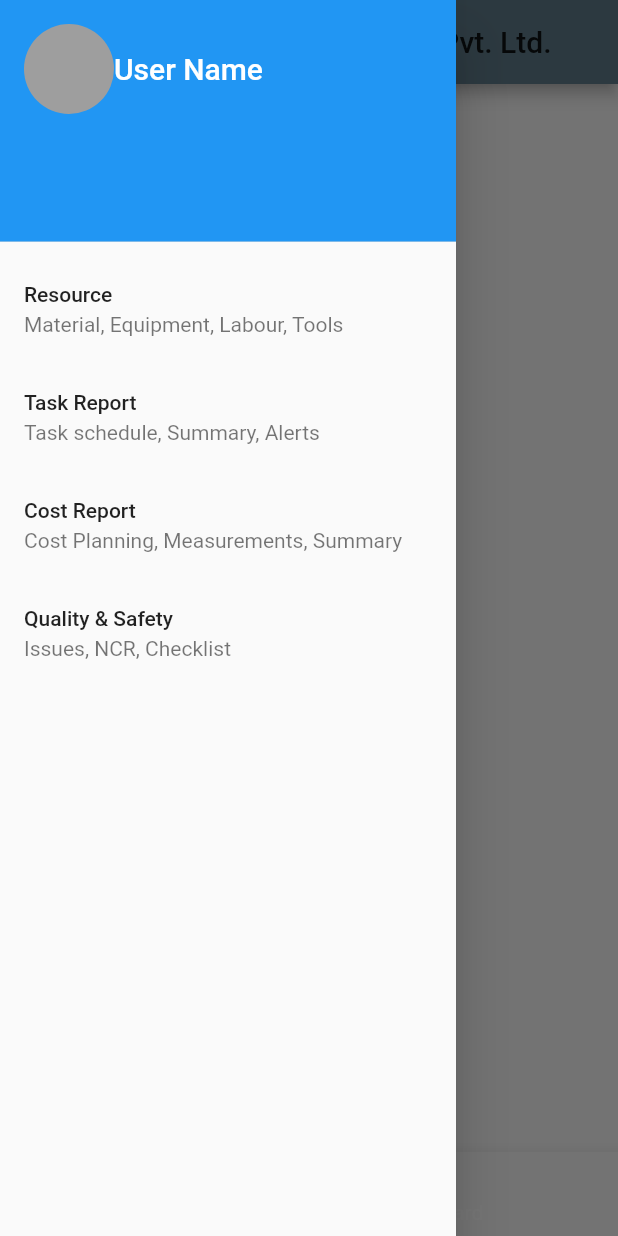
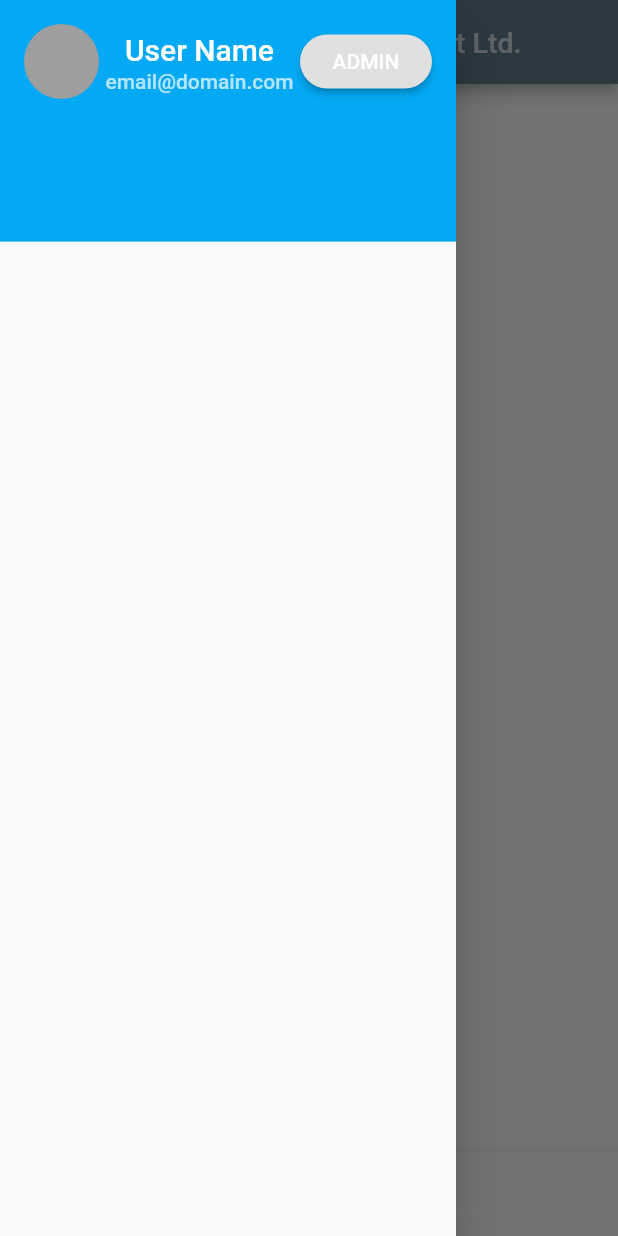
Before and after one commit to viveky259259/SuperWise, a Flutter app: the screen it shows after launch, item 2 of the bottom bar chosen, with the side drawer open, on a phone screen of 412 x 824 dp. Run offline on Flutter 3.47's test engine with Material 2 defaults, Android fonts, the phone set to English and light mode, and no system bars.

Commit message:
first commit

```diff
--- a/lib/Dashboard.dart
+++ b/lib/Dashboard.dart
@@ -1,4 +1,3 @@
-//import 'package:flutter/gestures.dart';
 import 'package:flutter/material.dart';
 import 'package:flutter/widgets.dart';
 
@@ -22,7 +21,9 @@ class _DashboardState extends State<Dashboard> {
 
     return new Scaffold(
         appBar: new AppBar(
-          title: new Text('SuperWise Construction Pvt. Ltd.'),
+          title: new Text('SuperWise Construction Pvt Ltd.',
+              style: TextStyle(fontSize: 19, color: Colors.white70)),
+          iconTheme: new IconThemeData(color: Colors.white70),
           backgroundColor: Colors.blueGrey,
         ),
       drawer: Drawer(
@@ -37,37 +38,77 @@ class _DashboardState extends State<Dashboard> {
                       children: <Widget>[
                         CircleAvatar(
                           backgroundColor: Colors.grey,
-                          radius: 30,
+                          radius: 25,
                         ),
                         Expanded(
-                          child: Text('User Name',textAlign: TextAlign.left,
-                            style: TextStyle(color: Colors.white,fontSize: 20),),
+                          child: Column(
+                            children: [
+                              Column(
+                                children: <Widget>[
+                                  Padding(
+                                    padding: const EdgeInsets.all(2),
+                                    child: Text(
+                                      "User Name", textAlign: TextAlign.left,
+                                      style: TextStyle(
+                                          color: Colors.white, fontSize: 20),
+                                    ),
+                                  ),
+                                ],
+                              ),
+                              //SizedBox(height:1,width: 200),
+                              Padding(
+                                padding: const EdgeInsets.only(left: 0.0),
+                                child: Text(
+                                  "email@domain.com", textAlign: TextAlign.left,
+                                  style: TextStyle(color: Colors.white70),
+                                ),
+                              ),
+                            ],
+                          ),
                         ),
-
+                        Padding(
+                          padding: EdgeInsets.only(left: 0.0),
+                          child: RaisedButton(
+                            textColor: Colors.white,
+                            child: Text("ADMIN"),
+                            onPressed: () {},
+                            shape: new RoundedRectangleBorder(
+                              borderRadius: new BorderRadius.circular(40.0),
+                            ),
+                          ),
+                        )
                       ],
+                      mainAxisAlignment: MainAxisAlignment.start,
                     ),
                   ],
                 ),
                 decoration: BoxDecoration(
-                  color: Colors.blue,
+                  color: Colors.lightBlue,
                 ),
               ),
-              ListTile(
-                title: Text("Resource"),
-                subtitle: Text("Material, Equipment, Labour, Tools")
-              ),
-              ListTile(
-                title: Text("Task Report"),
-                subtitle: Text("Task schedule, Summary, Alerts"),
-              ),
-              ListTile(
-                title: Text("Cost Report"),
-                subtitle: Text("Cost Planning, Measurements, Summary"),
-              ),
-              ListTile(
-                title: Text("Quality & Safety"),
-                subtitle: Text("Issues, NCR, Checklist"),
-              )
+
+//              Expanded(
+//                child: ListView(
+//                  children: <Widget>[
+//                 ListTile(
+//                    title: Text("Resource"),
+//                    subtitle: Text("Material, Equipment, Labour, Tools")
+//              ),
+//                 ListTile(
+//                    title: Text("Task Report"),
+//                    subtitle: Text("Task schedule, Summary, Alerts"),
+//              ),
+//                  ListTile(
+//                    title: Text("Cost Report"),
+//                    subtitle: Text("Cost Planning, Measurements, Summary"),
+//              ),
+//                  ListTile(
+//                    title: Text("Quality & Safety"),
+//                    subtitle: Text("Issues, NCR, Checklist"),
+//                ),
+//    ],
+//                ),
+//              )
             ]
         ),
       ),
@@ -77,19 +118,25 @@ class _DashboardState extends State<Dashboard> {
           type: BottomNavigationBarType.shifting,
           items: [BottomNavigationBarItem(
               icon: Icon(
-                  Icons.ac_unit, color: Color.fromARGB(255, 0, 0, 0)),
-              title: new Text('Project')
+                  Icons.dashboard, color: Colors.grey),
+              activeIcon: Icon(Icons.dashboard,
+                  color: Colors.blue),
+              title: Text('dashboard')
           ),
             BottomNavigationBarItem(
                 icon: Icon(
-                    Icons.access_alarm, color: Color.fromARGB(255, 0, 0, 0)),
-                title: new Text('Dashboard')
+                    Icons.domain, color: Colors.grey),
+                activeIcon: Icon(Icons.domain, color: Colors.blue,),
+                title: Text('Dashboard')
             ),
+            // BottomNavigationBarItem(
+            // icon: Icon(Icons.add, color: Colors.grey),
+            // activeIcon: Icon(Icons.add),
+            // )
           ],
           onTap: (index) {
             _incrementTab(index);
           },
-
         ),
     );
   }
```
